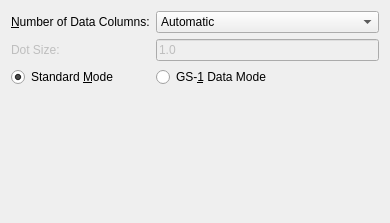
First picture: the form in frontend_qt4/grpDotCode.ui, repository zint/zint, before the edit.
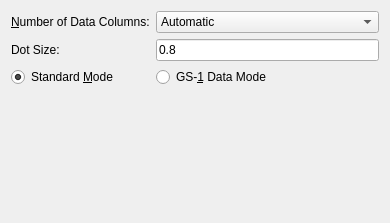
Second picture: the form after the edit.

```diff
--- a/frontend_qt4/grpDotCode.ui
+++ b/frontend_qt4/grpDotCode.ui
@@ -281,7 +281,7 @@
      <item row="1" column="0">
       <widget class="QLabel" name="lblDotSize">
        <property name="enabled">
-        <bool>false</bool>
+        <bool>true</bool>
        </property>
        <property name="text">
         <string>Dot Size:</string>
@@ -307,10 +307,10 @@
      <item row="1" column="1">
       <widget class="QLineEdit" name="txtDotSize">
        <property name="enabled">
-        <bool>false</bool>
+        <bool>true</bool>
        </property>
        <property name="text">
-        <string>1.0</string>
+        <string>0.8</string>
        </property>
       </widget>
      </item>
```
